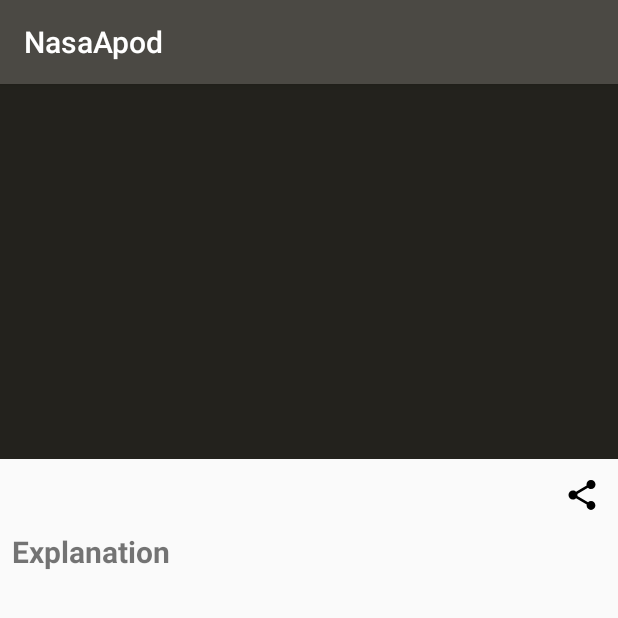
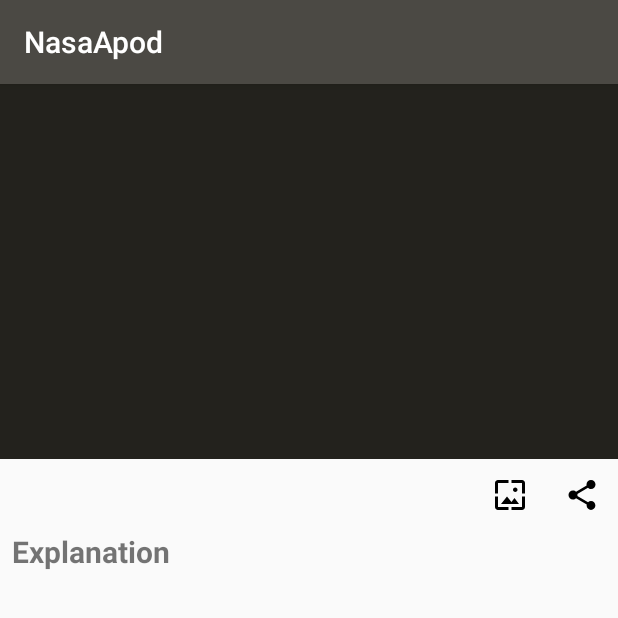
Before and after one commit to 1ud0v1c/nasa-apod, an Android app: the DetailActivity screen opened directly, with no data from a screen before it, on a phone screen of 412 x 824 dp, the top half of it. Run offline under Robolectric (Android 15) with nearby library versions, the phone set to English and light mode, and no system bars; pictures from the network do not load.

Commit message:
Add setAsWallpaper action to DetailActivity

```diff
--- a/app/build.gradle
+++ b/app/build.gradle
@@ -47,6 +47,9 @@ dependencies {
     implementation 'androidx.constraintlayout:constraintlayout:2.0.2'
     implementation 'androidx.recyclerview:recyclerview:1.1.0'
 
+    // SnackBar
+    implementation 'com.google.android.material:material:1.2.1'
+
     // ViewModel
     implementation 'androidx.fragment:fragment-ktx:1.2.5'
 
@@ -75,11 +78,13 @@ dependencies {
     // PhotoView
     implementation 'com.github.chrisbanes:PhotoView:2.3.0'
 
+    // Unit tests
     testImplementation 'junit:junit:4.13'
     testImplementation 'org.robolectric:robolectric:4.3.1'
     testImplementation 'androidx.test:core:1.3.0'
     testImplementation "org.koin:koin-test:2.1.6"
 
+    // Instrumented tests
     androidTestImplementation 'androidx.test.ext:junit:1.1.2'
     androidTestImplementation 'androidx.test.espresso:espresso-core:3.3.0'
 }
--- a/app/src/main/AndroidManifest.xml
+++ b/app/src/main/AndroidManifest.xml
@@ -4,6 +4,7 @@
 
     <uses-permission android:name="android.permission.INTERNET" />
     <uses-permission android:name="android.permission.ACCESS_NETWORK_STATE" />
+    <uses-permission android:name="android.permission.SET_WALLPAPER" />
 
     <application
         android:name=".NasaApplication"
--- a/app/src/main/java/com/ludovic/vimont/nasaapod/model/Photo.kt
+++ b/app/src/main/java/com/ludovic/vimont/nasaapod/model/Photo.kt
@@ -23,11 +23,16 @@ data class Photo(val title: String,
 				 val copyright: String?) {
 	companion object {
 		const val DETAIL_DATE_FORMAT = "dd MMMM yyyy"
+		const val IMAGE_MEDIA_TYPE = "image"
 		const val VIDEO_MEDIA_TYPE = "video"
 	}
 
 	@PrimaryKey(autoGenerate = true)
 	var photoId: Int = 0
+
+	fun isMediaImage(): Boolean {
+		return mediaType == IMAGE_MEDIA_TYPE
+	}
 
 	fun isMediaVideo(): Boolean {
 		return mediaType == VIDEO_MEDIA_TYPE
--- a/app/src/main/res/layout/activity_detail.xml
+++ b/app/src/main/res/layout/activity_detail.xml
@@ -35,6 +35,15 @@
                 android:layout_height="match_parent"
                 android:layout_weight="1"
                 android:gravity="center_vertical" />
+
+            <ImageView
+                android:id="@+id/image_view_wallpaper"
+                style="@style/MaterialImageButton"
+                android:layout_width="wrap_content"
+                android:layout_height="wrap_content"
+                android:layout_marginRight="@dimen/activity_horizontal_margin"
+                android:contentDescription="@string/detail_activity_wallpaper_content_description"
+                app:srcCompat="@drawable/ic_wallpaper" />
 
             <ImageView
                 android:id="@+id/image_view_share"
--- a/app/src/main/res/values/strings.xml
+++ b/app/src/main/res/values/strings.xml
@@ -26,5 +26,6 @@
     <string name="detail_activity_image_content_description">DetailActivity selected image</string>
     <string name="detail_activity_wallpaper_content_description">DetailActivity set as wallpaper button</string>
     <string name="detail_activity_share_content_description">DetailActivity share button</string>
-    <string name="detail_activity_download_in_progress">Download in progress</string>
+    <string name="detail_activity_download_in_progress">Download in progress…</string>
+    <string name="detail_activity_cannot_set_wallpaper_for_video">We cannot set a video as a Wallpaper</string>
 </resources>
```
Also changed, not shown: app/src/main/java/com/ludovic/vimont/nasaapod/NasaApplication.kt (+12 -1 lines), app/src/main/java/com/ludovic/vimont/nasaapod/helper/ViewHelper.kt (+23 -0 lines), app/src/main/java/com/ludovic/vimont/nasaapod/screens/detail/DetailActivity.kt (+20 -0 lines), app/src/main/java/com/ludovic/vimont/nasaapod/screens/detail/DetailRepository.kt (+9 -0 lines), app/src/main/java/com/ludovic/vimont/nasaapod/screens/detail/DetailViewModel.kt (+9 -0 lines), 1 other file.
